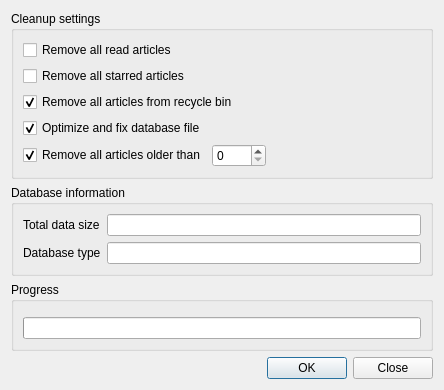
Above: src/librssguard/gui/dialogs/formdatabasecleanup.ui from martinrotter/rssguard before the change. Below: the same form after it.
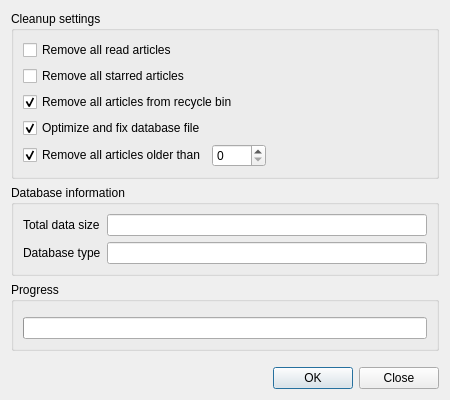
That is the form after the change. Custom widgets are drawn as their Qt base class.

Patch:
```diff
--- a/src/librssguard/gui/dialogs/formdatabasecleanup.ui
+++ b/src/librssguard/gui/dialogs/formdatabasecleanup.ui
@@ -6,8 +6,8 @@
    <rect>
     <x>0</x>
     <y>0</y>
-    <width>444</width>
-    <height>390</height>
+    <width>450</width>
+    <height>400</height>
    </rect>
   </property>
   <property name="windowTitle">
```
